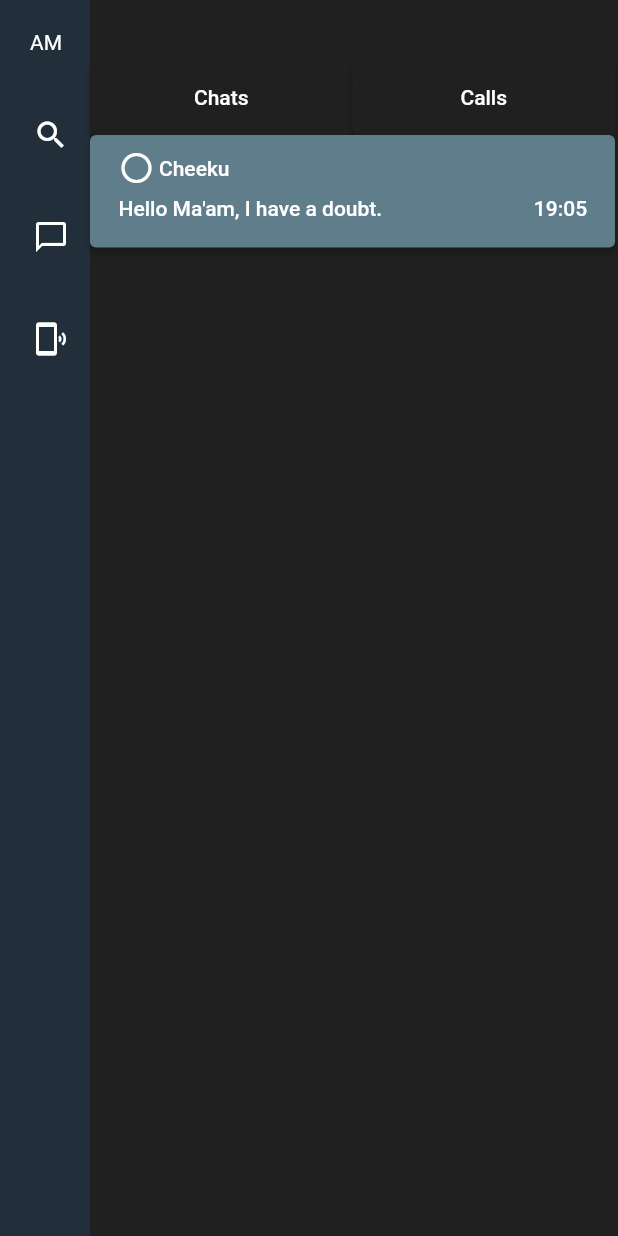
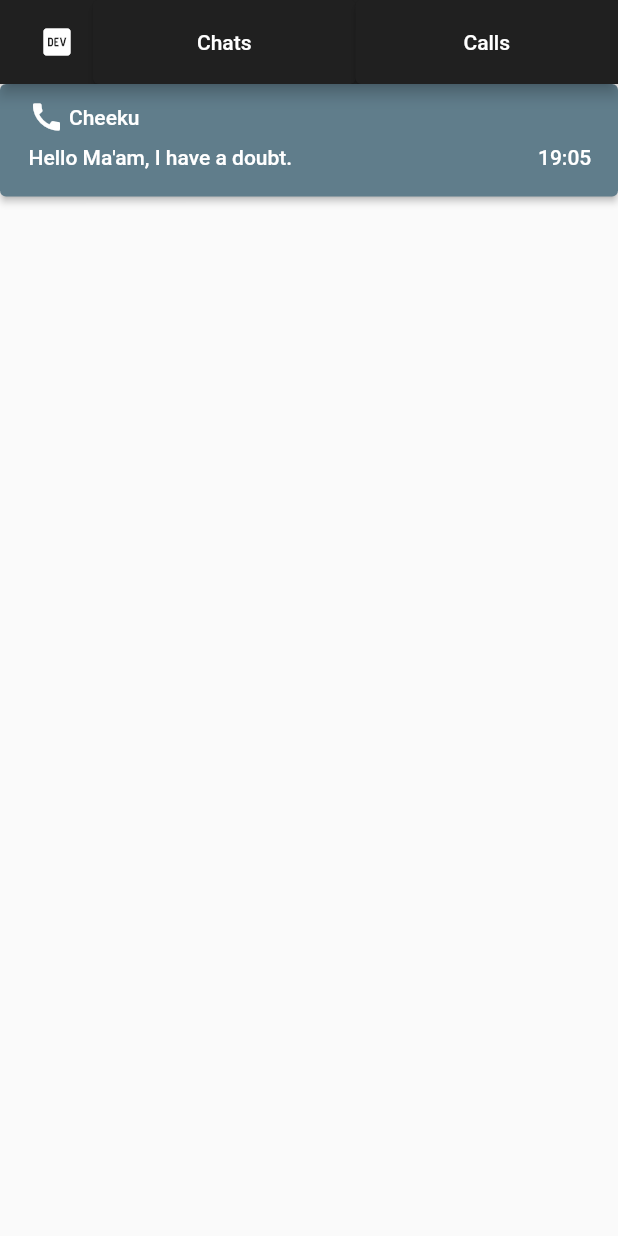
Before and after one commit to Aditya-Chandrn/AcaMedia, a Flutter app: the screen it shows after launch, after a tap on "Calls", on a phone screen of 412 x 824 dp. Run offline on Flutter 3.47's test engine with Material 2 defaults, Android fonts, the phone set to English and light mode, and no system bars.

Commit message:
Adds two pages

```diff
--- /dev/null
+++ b/lib/calls.dart
@@ -0,0 +1,102 @@
+// ignore_for_file: prefer_const_constructors
+
+import 'package:flutter/material.dart';
+import 'package:flutter/src/widgets/framework.dart';
+import 'package:flutter/src/widgets/placeholder.dart';
+import 'package:test1/main.dart';
+
+class Calls extends StatelessWidget {
+  const Calls({super.key});
+
+  @override
+  Widget build(BuildContext context) {
+    return MaterialApp(
+      debugShowCheckedModeBanner: false,
+      home: callPage(),
+    );
+  }
+}
+
+class callPage extends StatelessWidget {
+  const callPage({super.key});
+
+  @override
+  Widget build(BuildContext context) {
+    return Scaffold(
+      appBar: AppBar(
+        automaticallyImplyLeading: false,
+        // bottom: PreferredSize(child: SizedBox(height: 20), preferredSize: Size.fromHeight(25),),
+        // title: Text('Title'),
+        actions: [
+          IconButton(
+              onPressed: () {},
+              icon: Icon(
+                Icons.logo_dev_outlined,
+                color: Colors.white,
+              )),
+          ElevatedButton(
+            onPressed: () {
+              // Navigator.push(context, MaterialPageRoute(builder: (context)=> homePage()));
+              Navigator.pop(context);
+            },
+            style: ElevatedButton.styleFrom(
+              primary: Color.fromARGB(255, 32, 32, 32),
+              minimumSize: Size(175, 50),
+            ),
+            child: Text('Chats'),
+          ),
+          ElevatedButton(
+            onPressed: () {},
+            style: ElevatedButton.styleFrom(
+                primary: Color.fromARGB(255, 32, 32, 32),
+                minimumSize: Size(175, 50)),
+            // side: BorderSide(width: 3, color: Colors.blue)),
+            child: Text('Calls'),
+          ),
+        ],
+        backgroundColor: Color.fromARGB(255, 32, 32, 32),
+      ),
+      body: Column(
+        children: [
+          Container(
+            color: Color.fromARGB(255, 32, 32, 32),
+            // child: myContainer(),
+          ),
+          Container(
+            child: ElevatedButton(
+              onPressed: () {},
+              style: ElevatedButton.styleFrom(
+                  primary: Colors.blueGrey, fixedSize: Size(412, 75)),
+              child: Padding(
+                padding: const EdgeInsets.only(top: 10),
+                child: Column(
+                  children: [
+                    Row(
+                      children: [
+                        Container(
+                          padding: const EdgeInsets.only(left: 3),
+                          child: Icon(Icons.call),
+                        ),
+                        Container(
+                          padding: const EdgeInsets.only(left: 3),
+                          child: Text('Cheeku'),
+                        ),
+                      ],
+                    ),
+                    Container(
+                      alignment: Alignment.topLeft,
+                      padding: const EdgeInsets.only(top: 7, left: 3),
+                      child: Text(
+                          "Hello Ma'am, I have a doubt.                                               19:05"),
+                    )
+                  ],
+                ),
+              ),
+            ),
+          )
+        ],
+      ),
+    );
+    ;
+  }
+}
--- /dev/null
+++ b/lib/dms.dart
@@ -0,0 +1,51 @@
+import 'package:flutter/material.dart';
+import 'package:flutter/src/widgets/framework.dart';
+import 'package:flutter/src/widgets/placeholder.dart';
+
+// class DMs extends StatelessWidget {
+//   const DMs({super.key});
+
+//   @override
+//   Widget build(BuildContext context) {
+//     return MaterialApp(
+//       debugShowCheckedModeBanner: false,
+//       home: DMpage(),
+//     );
+//   }
+// }
+
+class DMpage extends StatelessWidget {
+  const DMpage({super.key});
+
+  @override
+  Widget build(BuildContext context) {
+    return Scaffold(
+      appBar: AppBar(
+        actions: [
+          Row(
+            children: [
+              Container(
+                // width: double.infinity,
+                child: Row(
+                  children: [
+                    Container(child: Icon(Icons.circle_outlined)),
+                    Padding(
+                      padding: const EdgeInsets.only(left:8.0),
+                      child: Container(
+                        child: Text("Cheeku")),
+                    ),
+                  ],
+                ),
+              ),
+              Padding(
+                padding: const EdgeInsets.only(left: 230, right: 5),
+                child: IconButton(onPressed: (){},
+                icon: Icon(Icons.call)),
+              ),
+            ],
+          )
+        ],
+      ),
+    );
+  }
+}
--- a/lib/main.dart
+++ b/lib/main.dart
@@ -1,6 +1,8 @@
 // ignore_for_file: prefer_const_constructors, prefer_const_literals_to_create_immutables
 
 import 'package:flutter/material.dart';
+import 'package:test1/calls.dart';
+import 'package:test1/dms.dart';
 
 void main() {
   runApp(const MyApp());
@@ -18,89 +20,166 @@ class MyApp extends StatelessWidget {
   }
 }
 
+// class myContainer extends StatelessWidget {
+//   const myContainer({super.key});
 
-class myContainer extends StatefulWidget {
-  const myContainer({super.key});
+//   @override
+//   Widget build(BuildContext context) {
+//     return Container(
+//       // width: double.infinity,
+//       // child: Stack(
+//       //   children: [
+//       //     Container(
+//       //         child: Column(
+//       //         mainAxisAlignment: MainAxisAlignment.spaceBetween,
+//       //         mainAxisSize: MainAxisSize.max,
+//       //       children: [
+//       //         // Container(child: Text('AM',textAlign: TextAlign.left, style: TextStyle(color: Colors.white),)),
+//       //         Container(
+//       //             child: Expanded(
+//       //             child: ListView(
+//       //             children: [
+//       //               Row(
+//       //               children: [
+//       //                 Container(
+//       //                   padding: EdgeInsets.all(20),
+//       //                   child:Text('AM',textAlign: TextAlign.left, style: TextStyle(color: Colors.white)),
+//       //                 ),
+//       //               ],
+//       //               ),
+//       //               Row(
+//       //               children: [
+//       //                 Container(
+//       //                   padding: EdgeInsets.all(10),
+//       //                   child:
+//       //                   IconButton(onPressed: (){},
+//       //                   icon: Icon(Icons.search,
+//       //                   color: Colors.white,)
+//       //                   ),
+//       //                 ),
+//       //               ],
+//       //               ),
+//       //               Row(
+//       //               children: [
+//       //                 Container(
+//       //                   padding: EdgeInsets.all(10),
+//       //                   child:
+//       //                   IconButton(onPressed: (){},
+//       //                   icon:Icon(Icons.chat_bubble_outline_outlined,
+//       //                   color: Colors.white,)),
+//       //                 ),
+//       //               ],
+//       //               ),
+//       //               Row(
+//       //               children: [
+//       //                 Container(
+//       //                   padding: EdgeInsets.all(10),
+//       //                   child:
+//       //                   IconButton(onPressed: (){}, icon: Icon(Icons.phonelink_ring_outlined,
+//       //                   color: Colors.white,)
+//       //                   ),
+//       //                 ),
+//       //               ],
+//       //               ),
+//       //             ],
+//       //           ),
+//       //         )),
+//       //       ],
+//       //     )),
+//       //     Container(
+//       //       transform: Matrix4.translationValues(60, 0, 1),
+//       //       width: double.infinity,
+//       //       height: double.infinity,
+//       //       color:  Color.fromARGB(255, 32, 32, 32),
+//       //     ),
+//       //     Row(
+//       //       children: [
+//       //         Padding(
+//       //           padding: const EdgeInsets.only(top: 40, left: 60),
+//       //           child: ElevatedButton(
+//       //               onPressed: () {},
+//       //               style: ElevatedButton.styleFrom(
+//       //                 primary: Color.fromARGB(255, 32, 32, 32),
+//       //                 minimumSize: Size(175, 50),
+//       //               ),
+//       //               child: Text('Chats'),
+//       //             ),
+//       //         ),
+//       //         Padding(
+//       //           padding: const EdgeInsets.only(top: 40),
+//       //           child: ElevatedButton(
+//       //               onPressed: () {},
+//       //               style: ElevatedButton.styleFrom(
+//       //                   primary: Color.fromARGB(255, 32, 32, 32),
+//       //                   minimumSize: Size(175, 50)),
+//       //               // side: BorderSide(width: 3, color: Colors.blue)),
+//       //               child: Text('Calls'),
+//       //             ),
+//       //         ),
+//       //       ],
+//       //     ),
+//       child: ElevatedButton(
+//         onPressed: () {},
+//         style: ElevatedButton.styleFrom(
+//             primary: Colors.blueGrey, fixedSize: Size(412, 75)),
+//         child: Padding(
+//           padding: const EdgeInsets.only(top: 10),
+//           child: Column(
+//             children: [
+//               Row(
+//                 children: [
+//                   Container(
+//                     padding: const EdgeInsets.only(left: 3),
+//                     child: Icon(Icons.circle_outlined),
+//                   ),
+//                   Container(
+//                     padding: const EdgeInsets.only(left: 3),
+//                     child: Text('Cheeku'),
+//                   ),
+//                 ],
+//               ),
+//               Container(
+//                 alignment: Alignment.topLeft,
+//                 padding: const EdgeInsets.only(top: 7, left: 3),
+//                 child: Text(
+//                     "Hello Ma'am, I have a doubt.                                               19:05"),
+//               )
+//             ],
+//           ),
+//         ),
+//       ),
+//     );
+//     //         ),
+//     //     ],
+//     //   ),
+//     // );
+//   }
+// }
+
+class homePage extends StatelessWidget {
+  const homePage({super.key});
 
   @override
-  State<myContainer> createState() => _myContainerState();
-}
-
-class _myContainerState extends State<myContainer> {
-  @override
   Widget build(BuildContext context) {
-    return Container(
-      width: double.infinity,
-      child: Stack(
-        children: [
-          Container(
-              child: Column(
-              mainAxisAlignment: MainAxisAlignment.spaceBetween,
-              mainAxisSize: MainAxisSize.max,
-            children: [
-              // Container(child: Text('AM',textAlign: TextAlign.left, style: TextStyle(color: Colors.white),)),
-              Container(
-                  child: Expanded(
-                  child: ListView(
-                  children: [
-                    Row(
-                    children: [
-                      Container(
-                        padding: EdgeInsets.all(20),
-                        child:Text('AM',textAlign: TextAlign.left, style: TextStyle(color: Colors.white)),
+    return Scaffold(
+      appBar: AppBar(
+        automaticallyImplyLeading: false,
+        // bottom: PreferredSize(child: SizedBox(height: 20), preferredSize: Size.fromHeight(25),),
+        // title: Text('Title'),
+        actions: [
+          // IconButton(
+          //     onPressed: () {},
+          //     icon: Icon(
+          //       Icons.logo_dev_outlined,
+          //       color: Colors.white,
+          //     )),
+          ElevatedButton(onPressed: (){},
+            style: ElevatedButton.styleFrom(
+              primary: Color.fromARGB(255, 32, 32, 32),
+              minimumSize: Size(60, 50),
             ),
-                    ],
-                    ),
-                    Row(
-                    children: [
-                      Container(
-                        padding: EdgeInsets.all(10),
-                        child:
-                        IconButton(onPressed: (){},
-                        icon: Icon(Icons.search,
-                        color: Colors.white,)
-                        ),
-                      ),
-                    ],
-                    ),
-                    Row(
-                    children: [
-                      Container(
-                        padding: EdgeInsets.all(10),
-                        child:
-                        IconButton(onPressed: (){},
-                        icon:Icon(Icons.chat_bubble_outline_outlined,
-                        color: Colors.white,)),
-                      ),
-                    ],
-                    ),
-                    Row(
-                    children: [
-                      Container(
-                        padding: EdgeInsets.all(10),
-                        child:
-                        IconButton(onPressed: (){}, icon: Icon(Icons.phonelink_ring_outlined,
-                        color: Colors.white,)
-                        ),
-                      ),
-                    ],
-                    ),
-                  ],
-                ),
-              )),
-            ],
-          )),
-          Container(
-            transform: Matrix4.translationValues(60, 0, 1),
-            width: double.infinity,
-            height: double.infinity,
-            color:  Color.fromARGB(255, 32, 32, 32),
-          ),
-          Row(
-            children: [
-              Padding(
-                padding: const EdgeInsets.only(top: 40, left: 60),
-                child: ElevatedButton(
+          child: Icon(Icons.logo_dev)),
+          ElevatedButton(
             onPressed: () {},
             style: ElevatedButton.styleFrom(
               primary: Color.fromARGB(255, 32, 32, 32),
@@ -108,31 +187,38 @@ class _myContainerState extends State<myContainer> {
             ),
             child: Text('Chats'),
           ),
-              ),
-              Padding(
-                padding: const EdgeInsets.only(top: 40),
-                child: ElevatedButton(
-                    onPressed: () {},
+          ElevatedButton(
+            onPressed: () {
+              Navigator.push(
+                  context, MaterialPageRoute(builder: (context) => callPage()));
+            },
             style: ElevatedButton.styleFrom(
                 primary: Color.fromARGB(255, 32, 32, 32),
                 minimumSize: Size(175, 50)),
             // side: BorderSide(width: 3, color: Colors.blue)),
             child: Text('Calls'),
           ),
+        ],
+        backgroundColor: Color.fromARGB(255, 32, 32, 32),
       ),
-            ],
+      body: Column(
+        children: [
+          Container(
+            color: Color.fromARGB(255, 32, 32, 32),
+            // child: myContainer(),
           ),
-          Padding(
-            padding: const EdgeInsets.only(top: 90, left: 60),
+          Container(
             child: ElevatedButton(
-              onPressed: () {},
+              onPressed: () {
+                Navigator.push(
+                    context, MaterialPageRoute(builder: (context) => DMpage()));
+              },
               style: ElevatedButton.styleFrom(
-                primary: Colors.blueGrey,
-                fixedSize: Size(350, 75)
-              ),
+                  primary: Colors.blueGrey, fixedSize: Size(412, 75)),
               child: Padding(
                 padding: const EdgeInsets.only(top: 10),
-                child: Column(children: [
+                child: Column(
+                  children: [
                     Row(
                       children: [
                         Container(
@@ -148,54 +234,16 @@ class _myContainerState extends State<myContainer> {
                     Container(
                       alignment: Alignment.topLeft,
                       padding: const EdgeInsets.only(top: 7, left: 3),
-                    child: Text("Hello Ma'am, I have a doubt.                             19:05"),)
-                ],),
+                      child: Text(
+                          "Hello Ma'am, I have a doubt.                                               19:05"),
+                    )
+                  ],
                 ),
               ),
             ),
+          )
         ],
       ),
     );
   }
 }
-
-class homePage extends StatelessWidget {
-  const homePage({super.key});
-
-  @override
-  Widget build(BuildContext context) {
-    return Scaffold(
-      // appBar: AppBar(
-      //     // bottom: PreferredSize(child: SizedBox(height: 20), preferredSize: Size.fromHeight(25),),
-      //     // title: Text('Title'),
-      //     actions: [
-      //       IconButton(
-      //         onPressed: () {},
-      //         icon: Icon(Icons.logo_dev_outlined,
-      //         color: Colors.white,)
-      //         ),
-      //       ElevatedButton(
-      //         onPressed: () {},
-      //         style: ElevatedButton.styleFrom(
-      //           primary: Color.fromARGB(255, 32, 32, 32),
-      //           minimumSize: Size(175, 50),
-      //         ),
-      //         child: Text('Chats'),
-      //       ),
-      //       ElevatedButton(
-      //         onPressed: () {},
-      //         style: ElevatedButton.styleFrom(
-      //             primary: Color.fromARGB(255, 32, 32, 32),
-      //             minimumSize: Size(175, 50)),
-      //         // side: BorderSide(width: 3, color: Colors.blue)),
-      //         child: Text('Elevated button'),
-      //       ),
-      //     ],
-      //   backgroundColor: Color(0xFFB1F2B36)),
-        body: Container(
-        color: Color(0xFFB1F2B36),
-        child: myContainer(),
-      ),
-    );
-  }
-}
```
Lines whose indentation alone changed are shown as unchanged.
